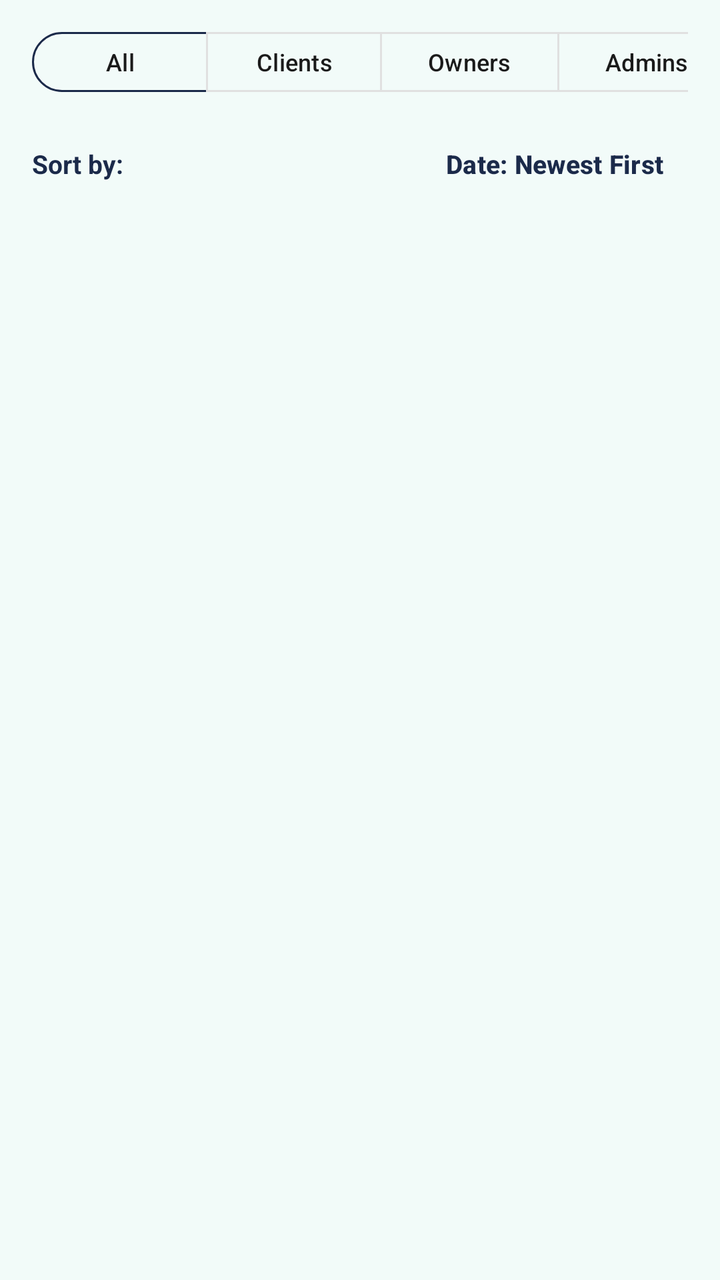
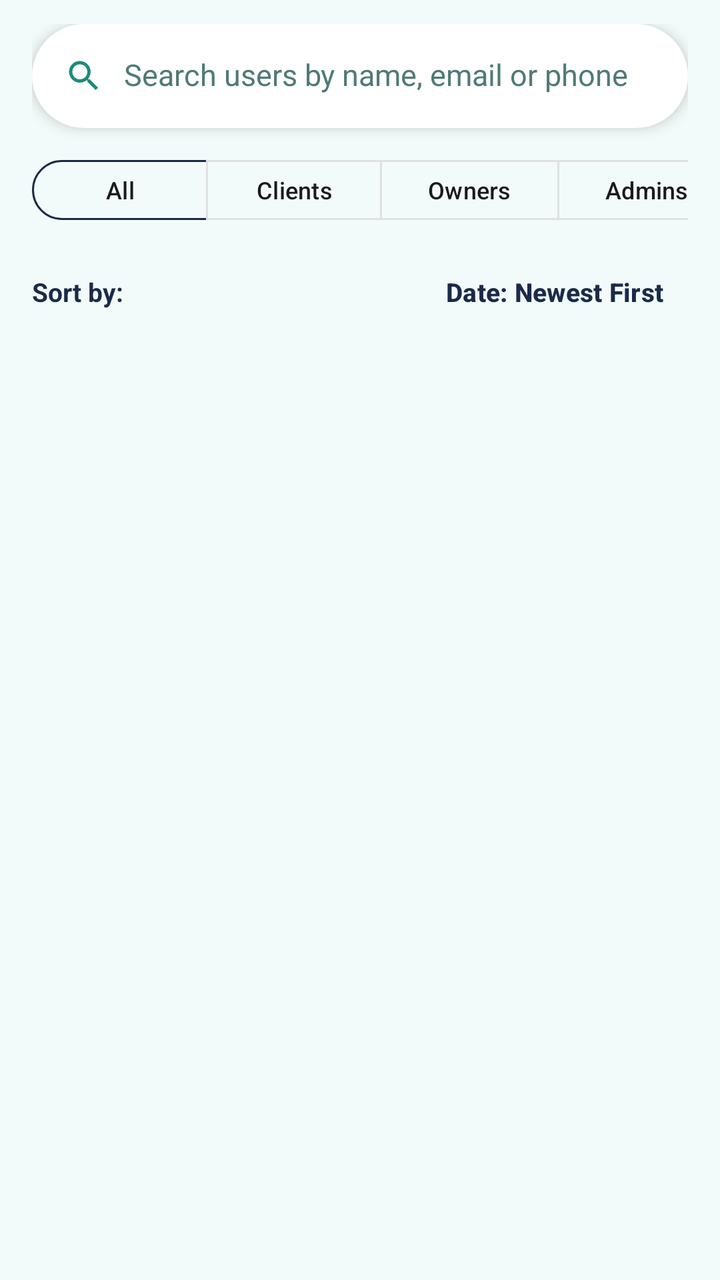

The first picture is an Android layout as it rendered before a commit; the second is the same layout after the commit. The layout source and the unified diff follow.
<!-- AndroidManifest.xml: application theme Theme.HairGo -->
<!-- res/layout/fragment_users.xml -->
<?xml version="1.0" encoding="utf-8"?>
<LinearLayout xmlns:android="http://schemas.android.com/apk/res/android"
    xmlns:app="http://schemas.android.com/apk/res-auto"
    android:layout_width="match_parent"
    android:layout_height="match_parent"
    android:background="@color/home_bg"
    android:orientation="vertical">

    
    <LinearLayout
        android:layout_width="match_parent"
        android:layout_height="wrap_content"
        android:orientation="vertical"
        android:paddingHorizontal="16dp"
        android:paddingTop="12dp"
        android:paddingBottom="8dp">

        
        <HorizontalScrollView
            android:layout_width="match_parent"
            android:layout_height="wrap_content"
            android:scrollbars="none">

            <com.google.android.material.button.MaterialButtonToggleGroup
                android:id="@+id/toggleGroupUserRole"
                android:layout_width="wrap_content"
                android:layout_height="wrap_content"
                app:selectionRequired="true"
                app:singleSelection="true">

                <com.google.android.material.button.MaterialButton
                    android:id="@+id/btnFilterAllUsers"
                    style="@style/Widget.Material3.Button.OutlinedButton"
                    android:layout_width="wrap_content"
                    android:layout_height="38dp"
                    android:text="@string/admin_filter_all"
                    android:textAllCaps="false"
                    android:textSize="12sp"
                    app:strokeColor="@color/navy" />

                <com.google.android.material.button.MaterialButton
                    android:id="@+id/btnFilterClients"
                    style="@style/Widget.Material3.Button.OutlinedButton"
                    android:layout_width="wrap_content"
                    android:layout_height="38dp"
                    android:text="@string/admin_filter_clients"
                    android:textAllCaps="false"
                    android:textSize="12sp"
                    app:strokeColor="@color/grey_border" />

                <com.google.android.material.button.MaterialButton
                    android:id="@+id/btnFilterSalons"
                    style="@style/Widget.Material3.Button.OutlinedButton"
                    android:layout_width="wrap_content"
                    android:layout_height="38dp"
                    android:text="@string/admin_filter_owners"
                    android:textAllCaps="false"
                    android:textSize="12sp"
                    app:strokeColor="@color/grey_border" />

                <com.google.android.material.button.MaterialButton
                    android:id="@+id/btnFilterAdmins"
                    style="@style/Widget.Material3.Button.OutlinedButton"
                    android:layout_width="wrap_content"
                    android:layout_height="38dp"
                    android:text="@string/admin_filter_admins"
                    android:textAllCaps="false"
                    android:textSize="12sp"
                    app:strokeColor="@color/grey_border" />

            </com.google.android.material.button.MaterialButtonToggleGroup>
        </HorizontalScrollView>

        
        <RelativeLayout
            android:layout_width="match_parent"
            android:layout_height="wrap_content"
            android:layout_marginTop="8dp">

            <TextView
                android:layout_width="wrap_content"
                android:layout_height="wrap_content"
                android:layout_alignParentStart="true"
                android:layout_centerVertical="true"
                android:text="@string/admin_sort_by"
                android:textColor="@color/heading"
                android:textSize="13sp"
                android:textStyle="bold" />

            <com.google.android.material.button.MaterialButton
                android:id="@+id/btnUserSortOption"
                style="@style/Widget.Material3.Button.TextButton"
                android:layout_width="wrap_content"
                android:layout_height="wrap_content"
                android:layout_alignParentEnd="true"
                android:text="@string/admin_sort_date_newest"
                android:textAllCaps="false"
                android:textColor="@color/navy"
                android:textSize="13sp"
                android:textStyle="bold" />
        </RelativeLayout>

    </LinearLayout>

    
    <androidx.recyclerview.widget.RecyclerView
        android:id="@+id/rvUsers"
        android:layout_width="match_parent"
        android:layout_height="0dp"
        android:layout_weight="1"
        android:clipToPadding="false"
        android:paddingBottom="16dp" />

    
    <TextView
        android:id="@+id/tvEmptyUsers"
        android:layout_width="wrap_content"
        android:layout_height="wrap_content"
        android:layout_gravity="center"
        android:layout_marginTop="32dp"
        android:text="@string/admin_users_empty"
        android:textColor="@color/grey_medium"
        android:textSize="14sp"
        android:visibility="gone" />

</LinearLayout>
<!-- resources referenced by this layout -->
<resources>
  <color name="grey_border">#E0E0E0</color>
  <color name="grey_medium">#8A8A8A</color>
  <color name="heading">#1B2A4A</color>
  <color name="home_bg">#F2FBF9</color>
  <color name="navy">#1B2A4A</color>
  <string name="admin_filter_admins">Admins</string>
  <string name="admin_filter_all">All</string>
  <string name="admin_filter_clients">Clients</string>
  <string name="admin_filter_owners">Owners</string>
  <string name="admin_sort_by">Sort by:</string>
  <string name="admin_sort_date_newest">Date: Newest First</string>
  <string name="admin_users_empty">No users found</string>
  <style name="Theme.HairGo" parent="Base.Theme.HairGo">
          <item name="snackbarStyle">@style/Widget.HairGo.Snackbar</item>
      </style>
  <style name="Base.Theme.HairGo" parent="Theme.Material3.DayNight.NoActionBar">
          <item name="colorPrimary">@color/teal</item>
          <item name="colorOnPrimary">@color/white</item>
          <item name="colorSurface">@color/surface</item>
          <item name="colorOnSurface">@color/text_primary</item>
          <item name="colorSurfaceVariant">@color/grey_light</item>
          <item name="colorOnSurfaceVariant">@color/text_primary</item>
          <item name="colorOutline">@color/grey_border</item>
          <item name="android:colorBackground">@color/grey_light</item>
      </style>
  <style name="Widget.HairGo.Snackbar" parent="Widget.Material3.Snackbar">
          <item name="backgroundTint">@color/navy</item>
          <item name="android:textColor">@color/white</item>
          <item name="shapeAppearanceOverlay">@style/ShapeAppearanceOverlay.HairGo_Snackbar</item>
      </style>
  <color name="teal">#14B8A6</color>
  <color name="white">#FFFFFF</color>
  <color name="surface">#FFFFFF</color>
  <color name="text_primary">#1A1A1A</color>
  <color name="grey_light">#F2F2F2</color>
  <style name="ShapeAppearanceOverlay.HairGo_Snackbar" parent="">
          <item name="cornerFamily">rounded</item>
          <item name="cornerSize">16dp</item>
      </style>
</resources>

<!-- the commit's change to res/layout/fragment_users.xml (unified diff, before → after) -->
@@ -14,6 +14,48 @@
         android:paddingHorizontal="16dp"
         android:paddingTop="12dp"
         android:paddingBottom="8dp">
+
+        
+        <LinearLayout
+            android:id="@+id/llUserSearchBar"
+            android:layout_width="match_parent"
+            android:layout_height="52dp"
+            android:layout_marginBottom="12dp"
+            android:orientation="horizontal"
+            android:gravity="center_vertical"
+            android:background="@drawable/bg_home_search_pill"
+            android:addStatesFromChildren="true"
+            android:outlineProvider="background"
+            android:paddingHorizontal="16dp"
+            android:elevation="4dp">
+
+            <ImageView
+                android:layout_width="20dp"
+                android:layout_height="20dp"
+                android:src="@drawable/ic_search"
+                android:importantForAccessibility="no"
+                app:tint="@color/home_icon"/>
+
+            <EditText
+                android:id="@+id/etUserSearch"
+                android:layout_width="0dp"
+                android:layout_height="match_parent"
+                android:layout_weight="1"
+                android:layout_marginStart="10dp"
+                android:background="@android:color/transparent"
+                android:hint="@string/hint_search_users"
+                android:inputType="text"
+                android:imeOptions="actionSearch"
+                android:importantForAutofill="no"
+                android:singleLine="true"
+                android:gravity="center_vertical"
+                android:paddingVertical="0dp"
+                android:includeFontPadding="false"
+                android:textColor="@color/home_search_text"
+                android:textColorHint="@color/home_search_hint"
+                android:textSize="15sp"/>
+
+        </LinearLayout>
 
         
         <HorizontalScrollView
<!-- resource entries referenced after the edit -->
@@ -4,7 +4,36 @@
   <color name="grey_medium">#8A8A8A</color>
   <color name="heading">#1B2A4A</color>
   <color name="home_bg">#F2FBF9</color>
+  <color name="home_icon">#1C8C7C</color>
+  <color name="home_search_hint">#4F7A76</color>
+  <color name="home_search_text">#1B2A4A</color>
   <color name="navy">#1B2A4A</color>
+  <!-- drawable bg_home_search_pill (drawable) -->
+  <?xml version="1.0" encoding="utf-8"?>
+  <selector xmlns:android="http://schemas.android.com/apk/res/android">
+      <item android:state_focused="true">
+          <shape android:shape="rectangle">
+              <solid android:color="@color/home_search_bg" />
+              <stroke
+                  android:width="2dp"
+                  android:color="@color/home_icon" />
+              <corners android:radius="26dp" />
+          </shape>
+      </item>
+      <item>
+          <shape android:shape="rectangle">
+              <solid android:color="@color/home_search_bg" />
+              <corners android:radius="26dp" />
+          </shape>
+      </item>
+  </selector>
+  <!-- drawable ic_search (drawable) -->
+  <vector xmlns:android="http://schemas.android.com/apk/res/android"
+      android:width="24dp" android:height="24dp"
+      android:viewportWidth="24" android:viewportHeight="24">
+      <path android:fillColor="#FF000000"
+          android:pathData="M15.5,14h-0.79l-0.28,-0.27C15.41,12.59 16,11.11 16,9.5 16,5.91 13.09,3 9.5,3S3,5.91 3,9.5 5.91,16 9.5,16c1.61,0 3.09,-0.59 4.23,-1.57l0.27,0.28v0.79l5,4.99L20.49,19l-4.99,-5zM9.5,14C7.01,14 5,11.99 5,9.5S7.01,5 9.5,5 14,7.01 14,9.5 11.99,14 9.5,14z"/>
+  </vector>
   <string name="admin_filter_admins">Admins</string>
   <string name="admin_filter_all">All</string>
   <string name="admin_filter_clients">Clients</string>
@@ -12,9 +41,11 @@
   <string name="admin_sort_by">Sort by:</string>
   <string name="admin_sort_date_newest">Date: Newest First</string>
   <string name="admin_users_empty">No users found</string>
+  <string name="hint_search_users">Search users by name, email or phone</string>
   <style name="Theme.HairGo" parent="Base.Theme.HairGo">
           <item name="snackbarStyle">@style/Widget.HairGo.Snackbar</item>
       </style>
+  <color name="home_search_bg">#FFFFFF</color>
   <style name="Base.Theme.HairGo" parent="Theme.Material3.DayNight.NoActionBar">
           <item name="colorPrimary">@color/teal</item>
           <item name="colorOnPrimary">@color/white</item>
